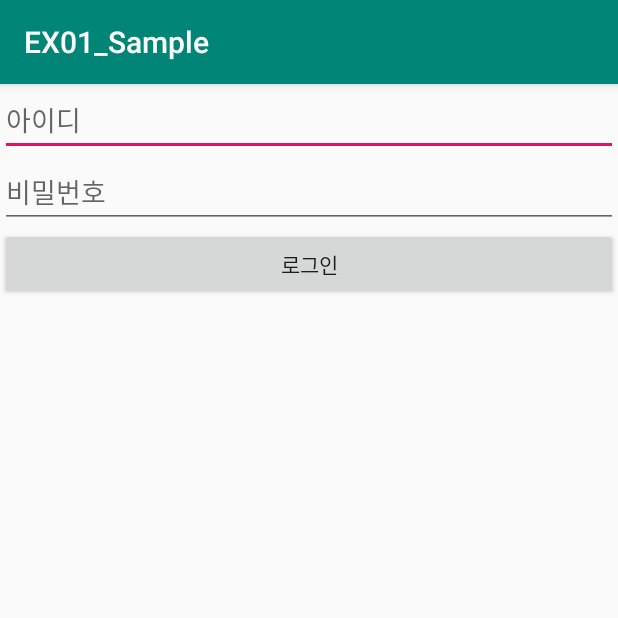
After one commit to MinkyungOh/EX01_Sample, an Android app: the IntentExampleActivity screen opened directly, with no data from a screen before it, on a phone screen of 412 x 824 dp, the top half of it. The commit adds this screen. Run offline under Robolectric (Android 15) with nearby library versions, the phone set to English and light mode, and no system bars.

Commit message:
명시적 암시적 인텐트

```diff
--- a/app/build.gradle
+++ b/app/build.gradle
@@ -22,6 +22,7 @@ dependencies {
     implementation fileTree(dir: 'libs', include: ['*.jar'])
     implementation 'com.android.support:appcompat-v7:28.0.0-alpha1'
     implementation 'com.android.support.constraint:constraint-layout:1.1.0'
+    implementation 'com.android.support:design:28.0.0'
     testImplementation 'junit:junit:4.12'
     androidTestImplementation 'com.android.support.test:runner:1.0.2'
     androidTestImplementation 'com.android.support.test.espresso:espresso-core:3.0.2'
--- /dev/null
+++ b/app/src/main/java/com/example/omin/ex01_sample/IntentExampleActivity.java
@@ -0,0 +1,43 @@
+package com.example.omin.ex01_sample;
+
+import android.content.Intent;
+import android.support.v7.app.AppCompatActivity;
+import android.os.Bundle;
+import android.view.View;
+import android.widget.EditText;
+import android.widget.Toast;
+
+public class IntentExampleActivity extends AppCompatActivity implements View.OnClickListener {
+
+    private static final int REQUEST_CODE = 1000;
+    private EditText mIdEditText, mPasswordEditText;
+
+    @Override
+    protected void onCreate(Bundle savedInstanceState) {
+        super.onCreate(savedInstanceState);
+        setContentView(R.layout.activity_intent_example);
+
+        mIdEditText = (EditText)findViewById(R.id.id_edit);
+        mPasswordEditText = (EditText)findViewById(R.id.password_edit);
+
+        findViewById(R.id.login_button).setOnClickListener(this);
+    }
+
+    @Override
+    public void onClick(View v) {
+        Intent intent = new Intent(this, IntentExample2Activity.class);
+        intent.putExtra("id", mIdEditText.getText().toString());
+        intent.putExtra("password", mPasswordEditText.getText().toString());
+
+        startActivityForResult(intent, REQUEST_CODE);
+    }
+
+    @Override
+    protected void onActivityResult(int requestCode, int resultCode, Intent data) {
+        super.onActivityResult(requestCode, resultCode, data);
+        if(requestCode == REQUEST_CODE && resultCode == RESULT_OK && data != null) {
+            String text = data.getStringExtra("result");
+            Toast.makeText(this, text, Toast.LENGTH_SHORT).show();
+        }
+    }
+}
--- /dev/null
+++ b/app/src/main/res/layout/activity_intent_example.xml
@@ -0,0 +1,28 @@
+<?xml version="1.0" encoding="utf-8"?>
+<LinearLayout xmlns:android="http://schemas.android.com/apk/res/android"
+    xmlns:app="http://schemas.android.com/apk/res-auto"
+    xmlns:tools="http://schemas.android.com/tools"
+    android:layout_width="match_parent"
+    android:layout_height="match_parent"
+    android:orientation="vertical"
+    tools:context=".IntentExampleActivity">
+
+    <EditText
+        android:id="@+id/id_edit"
+        android:hint="아이디"
+        android:layout_width="match_parent"
+        android:layout_height="wrap_content" />
+
+    <EditText
+        android:id="@+id/password_edit"
+        android:hint="비밀번호"
+        android:inputType="textPassword"
+        android:layout_width="match_parent"
+        android:layout_height="wrap_content" />
+
+    <Button
+        android:id="@+id/login_button"
+        android:text="로그인"
+        android:layout_width="match_parent"
+        android:layout_height="wrap_content" />
+</LinearLayout>
--- /dev/null
+++ b/app/src/main/res/values/dimens.xml
@@ -0,0 +1,3 @@
+<resources>
+    <dimen name="fab_margin">16dp</dimen>
+</resources>
--- a/app/src/main/res/values/strings.xml
+++ b/app/src/main/res/values/strings.xml
@@ -1,3 +1,4 @@
 <resources>
     <string name="app_name">EX01_Sample</string>
+    <string name="title_activity_implicit">ImplicitActivity</string>
 </resources>
--- a/app/src/main/res/values/styles.xml
+++ b/app/src/main/res/values/styles.xml
@@ -8,4 +8,13 @@
         <item name="colorAccent">@color/colorAccent</item>
     </style>
 
+    <style name="AppTheme.NoActionBar">
+        <item name="windowActionBar">false</item>
+        <item name="windowNoTitle">true</item>
+    </style>
+
+    <style name="AppTheme.AppBarOverlay" parent="ThemeOverlay.AppCompat.Dark.ActionBar" />
+
+    <style name="AppTheme.PopupOverlay" parent="ThemeOverlay.AppCompat.Light" />
+
 </resources>
```
Also changed, not shown: app/src/main/AndroidManifest.xml (+19 -0 lines), app/src/main/java/com/example/omin/ex01_sample/ImplicitActivity.java (added, +29 -0 lines), app/src/main/java/com/example/omin/ex01_sample/IntentExample2Activity.java (added, +35 -0 lines), app/src/main/java/com/example/omin/ex01_sample/MainActivity.java (+51 -22 lines), app/src/main/java/com/example/omin/ex01_sample/OrderCheckActivity.java (added, +13 -0 lines), app/src/main/res/layout/activity_coffee.xml (+6 -1 lines), app/src/main/res/layout/activity_implicit.xml (added, +33 -0 lines), app/src/main/res/layout/activity_intent_example2.xml (added, +25 -0 lines), app/src/main/res/layout/activity_order_check.xml (added, +9 -0 lines), app/src/main/res/layout/content_implicit.xml (added, +11 -0 lines).
